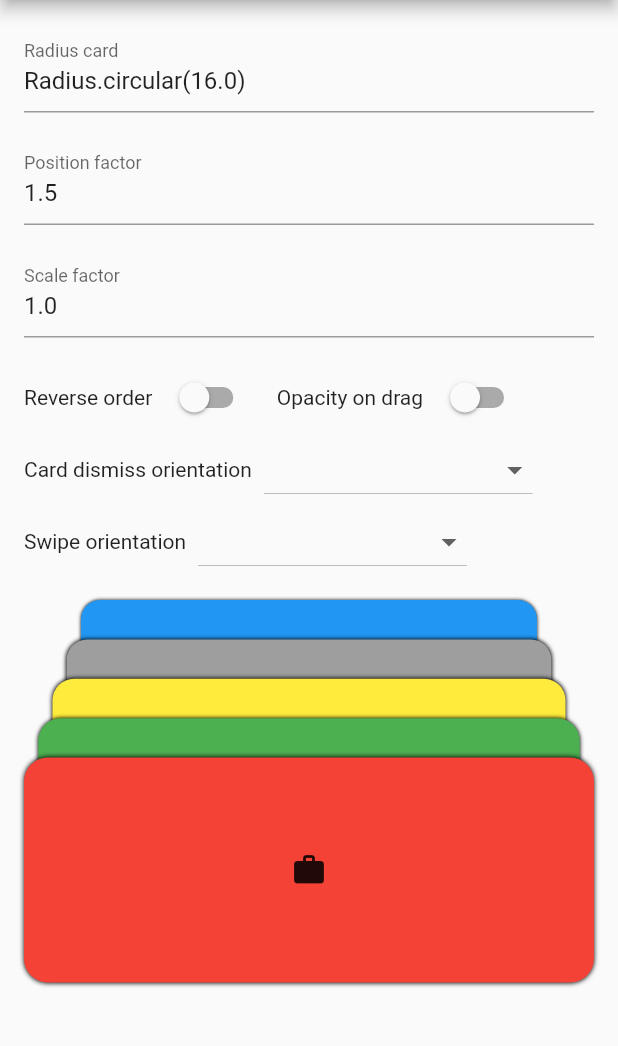
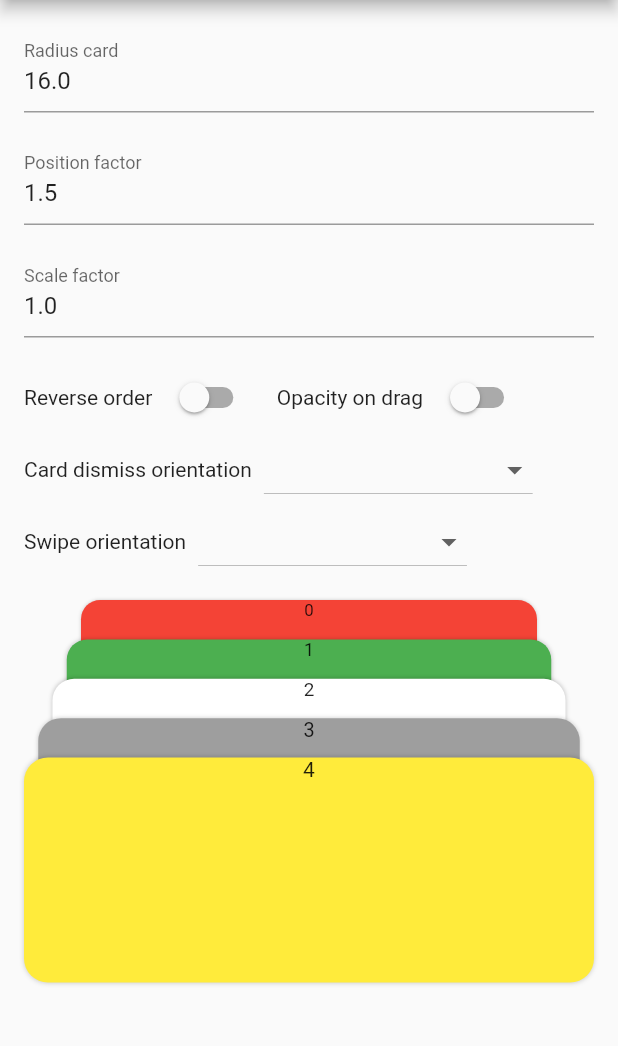
Before and after one commit to federicoviceconti/card_stack_widget, a Flutter app: the CardChangeWidget screen opened directly, on a phone screen of 412 x 824 dp, the part 84-1130 px from its top. Run offline on Flutter 3.47's test engine with Material 2 defaults, Android fonts, the phone set to English and light mode, and no system bars.

Commit message:
- fix key animation on card_widget.dart - fix examples on key - fix tests on key

```diff
--- a/example/lib/example/card_change_widget.dart
+++ b/example/lib/example/card_change_widget.dart
@@ -35,7 +35,7 @@ class _CardChangeWidgetState extends State<CardChangeWidget> {
 
     _positionFactorController.text = _positionFactorValue.toString();
     _scaleFactorController.text = _scaleFactorValue.toString();
-    _radiusController.text = _radius.toString();
+    _radiusController.text = _radius.x.toString();
   }
 
   @override
@@ -201,52 +201,34 @@ class _CardChangeWidgetState extends State<CardChangeWidget> {
     final width = MediaQuery.of(context).size.width - 32;
     const height = 150.0;
 
-    return [
-      CardModel(
-        radius: _radius,
-        backgroundColor: Colors.blue,
-        child: SizedBox(
-          height: height,
-          width: width,
-          child: const Icon(Icons.map),
+    const colors = [
+      Colors.red,
+      Colors.green,
+      Colors.white,
+      Colors.grey,
+      Colors.yellow,
+    ];
+
+    var list = <CardModel>[];
+    for (int index = 0; index < colors.length; index++) {
+      var color = colors[index];
+
+      list.add(
+        CardModel(
+          key: Key("$index"),
+          backgroundColor: color,
+          radius: _radius,
+          shadowColor: Colors.black.withOpacity(0.2),
+          child: Container(
+            height: height,
+            width: width,
+            alignment: Alignment.topCenter,
+            child: Text("$index"),
+          ),
         ),
-      ),
-      CardModel(
-        radius: _radius,
-        backgroundColor: Colors.grey,
-        child: SizedBox(
-          height: height,
-          width: width,
-          child: const Icon(Icons.extension),
-        ),
-      ),
-      CardModel(
-        radius: _radius,
-        backgroundColor: Colors.yellow,
-        child: SizedBox(
-          height: height,
-          width: width,
-          child: const Icon(Icons.ac_unit_rounded),
-        ),
-      ),
-      CardModel(
-        radius: _radius,
-        backgroundColor: Colors.green,
-        child: SizedBox(
-          height: height,
-          width: width,
-          child: const Icon(Icons.archive),
-        ),
-      ),
-      CardModel(
-        radius: _radius,
-        backgroundColor: Colors.red,
-        child: SizedBox(
-          height: height,
-          width: width,
-          child: const Icon(Icons.work),
-        ),
-      ),
-    ];
+      );
+    }
+
+    return list;
   }
 }
--- a/example/lib/example/home_widget.dart
+++ b/example/lib/example/home_widget.dart
@@ -106,7 +106,6 @@ class HomeWidget extends StatelessWidget {
 
       list.add(
         CardModel(
-          key: Key(i.toString()),
           backgroundColor: color,
           radius: const Radius.circular(8.0),
           shadowColor: Colors.black.withOpacity(0.2),
--- a/example/pubspec.yaml
+++ b/example/pubspec.yaml
@@ -11,7 +11,8 @@ dependencies:
     sdk: flutter
 
   cupertino_icons: ^0.1.2
-  card_stack_widget: ^0.0.5
+  card_stack_widget:
+    path: ../../card_stack_widget
 
 dev_dependencies:
   flutter_test:
--- a/lib/widget/card_widget.dart
+++ b/lib/widget/card_widget.dart
@@ -30,7 +30,8 @@ class CardWidget extends StatefulWidget {
   /// If not null, the function will be invoked on the tap of the card.
   final Function(CardModel)? onCardTap;
 
-  CardWidget({
+  const CardWidget({
+    Key? key,
     required this.positionTop,
     required this.model,
     required this.draggable,
@@ -40,7 +41,7 @@ class CardWidget extends StatefulWidget {
     this.dismissOrientation = CardOrientation.both,
     this.swipeOrientation = CardOrientation.both,
     this.opacityChangeOnDrag = false,
-  }) : super(key: model.key);
+  }) : super(key: key);
 
   @override
   _CardWidgetState createState() => _CardWidgetState();
@@ -72,6 +73,7 @@ class _CardWidgetState extends State<CardWidget>
   @override
   Widget build(BuildContext context) {
     return Positioned(
+      key: widget.model.key,
       top: widget.positionTop + _animation.value.dy,
       child: Opacity(
         opacity: _currentOpacity,
@@ -93,7 +95,8 @@ class _CardWidgetState extends State<CardWidget>
             ),
           ),
         ),
-        ));
+      ),
+    );
   }
 
   /// Handle the update on drag for the current card visible only if the
```
Also changed, not shown: example/pubspec.lock, 1 other file. Lines whose indentation alone changed are shown as unchanged.
